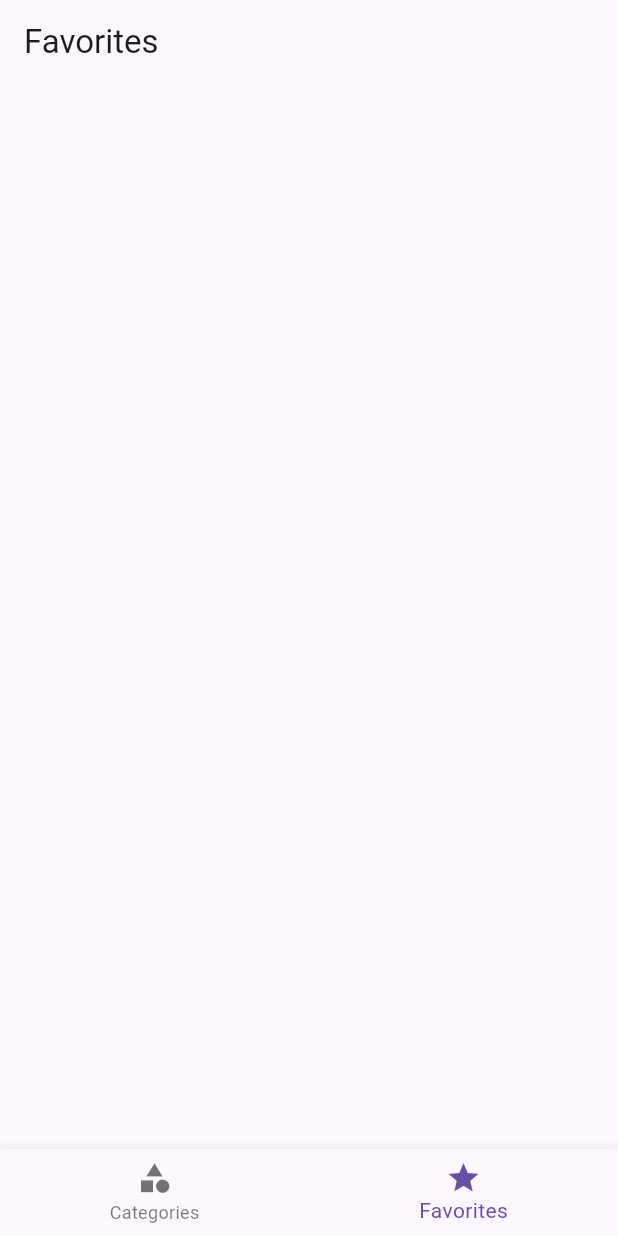
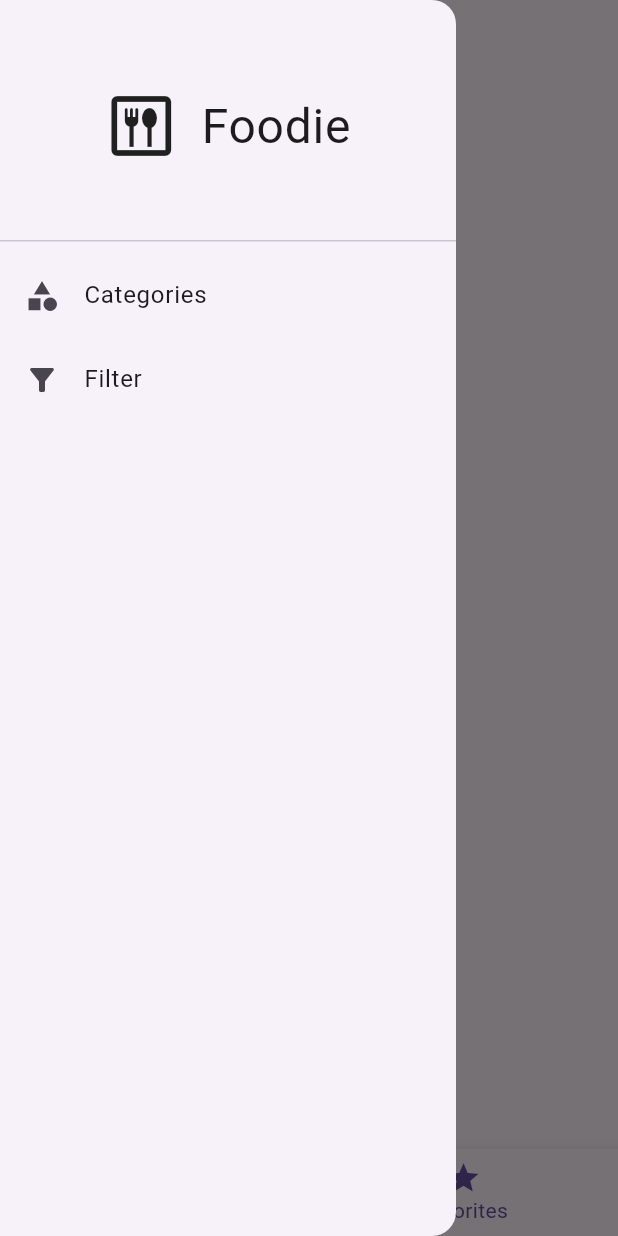
Before and after one commit to maheshwari-ashutosh/foodie-app, a Flutter app: the screen it shows after launch, item 2 of the bottom bar chosen, with the side drawer open (before the commit the screen has no drawer), on a phone screen of 412 x 824 dp. Run offline on Flutter 3.47's test engine with Material 2 defaults, Android fonts, the phone set to English and light mode, and no system bars; our stand-ins replace flutter_riverpod, transparent_image; network calls fail.

Commit message:
Final Meals app

```diff
--- a/lib/main.dart
+++ b/lib/main.dart
@@ -1,9 +1,13 @@
 import 'package:flutter/material.dart';
+import 'package:flutter_riverpod/flutter_riverpod.dart';
 import 'package:foodie/screens/bottom_navigation_screen.dart';
-import 'package:foodie/screens/categories_screen.dart';
 
 void main() {
-  runApp(const MainApp());
+  runApp(
+    const ProviderScope(
+      child: MainApp(),
+    ),
+  );
 }
 
 class MainApp extends StatelessWidget {
@@ -15,7 +19,7 @@ class MainApp extends StatelessWidget {
       theme: ThemeData(
         useMaterial3: true,
       ),
-      home: BottomNavigationScreen(),
+      home: const BottomNavigationScreen(),
     );
   }
 }
--- /dev/null
+++ b/lib/model/filter.dart
@@ -0,0 +1,6 @@
+class Filter {
+  bool isGlutenFree = false;
+  bool isVegetarian = false;
+  bool isVegan = false;
+  bool isLactoseFree = false;
+}
--- a/lib/model/navigation_item.dart
+++ b/lib/model/navigation_item.dart
@@ -1,8 +1,13 @@
 import 'package:flutter/material.dart';
 
 class NavigationItem {
-  NavigationItem({required this.title, required this.screen});
+  NavigationItem({
+    required this.index,
+    required this.title,
+    required this.screen,
+  });
 
   final String title;
   final Widget screen;
+  final int index;
 }
--- a/lib/screens/bottom_navigation_screen.dart
+++ b/lib/screens/bottom_navigation_screen.dart
@@ -1,50 +1,83 @@
 import 'package:flutter/material.dart';
+import 'package:flutter_riverpod/flutter_riverpod.dart';
 import 'package:foodie/model/navigation_item.dart';
 import 'package:foodie/screens/categories_screen.dart';
+import 'package:foodie/screens/filters_screen.dart';
 import 'package:foodie/screens/meals_screen.dart';
-import 'package:foodie/test-data/meals_test_data.dart';
 import 'package:foodie/utils/meals.dart';
+import 'package:foodie/widgets/main_drawer.dart';
 
-class BottomNavigationScreen extends StatefulWidget {
+class BottomNavigationScreen extends ConsumerStatefulWidget {
   const BottomNavigationScreen({super.key});
 
   @override
-  State<BottomNavigationScreen> createState() => _BottomNavigationScreenState();
+  ConsumerState<BottomNavigationScreen> createState() =>
+      _BottomNavigationScreenState();
 }
 
-class _BottomNavigationScreenState extends State<BottomNavigationScreen> {
-  int _selectedIndex = 0;
-  var _selectedScreen =
-      NavigationItem(title: "Categories", screen: CategoriesScreen());
+class _BottomNavigationScreenState
+    extends ConsumerState<BottomNavigationScreen> {
+  var _selectedScreen = NavigationItem(
+    index: 0,
+    title: "Categories",
+    screen: CategoriesScreen(),
+  );
 
   _handleNavigate(int index) {
+    final meals = ref.watch(mealsProvider);
     setState(() {
-      _selectedIndex = index;
       if (index == 1) {
         _selectedScreen = NavigationItem(
+          index: index,
           title: "Favorites",
           screen: MealsScreen(
-            meals: mealsList.where((element) => element.isFavorite).toList(),
+            meals: meals.where((element) => element.isFavorite).toList(),
           ),
         );
         return;
       }
-      _selectedScreen =
-          NavigationItem(title: "Categories", screen: CategoriesScreen());
+      _selectedScreen = NavigationItem(
+        index: index,
+        title: "Categories",
+        screen: CategoriesScreen(),
+      );
+    });
+  }
+
+  _setScreen(String identifier) {
+    if (identifier == "categories") {
+      Navigator.of(context).pop();
+      return setState(() {
+        _selectedScreen = NavigationItem(
+          index: 0,
+          title: "Categories",
+          screen: CategoriesScreen(),
+        );
+      });
+    }
+    setState(() {
+      Navigator.of(context).pop();
+      Navigator.push(
+        context,
+        MaterialPageRoute(
+          builder: (screenContext) => const FilterScreen(),
+        ),
+      );
     });
   }
 
   @override
   Widget build(BuildContext context) {
     return Scaffold(
+      drawer: MainDrawer(onSelectTile: _setScreen),
       appBar: AppBar(
         title: Text(_selectedScreen.title),
       ),
       body: _selectedScreen.screen,
       bottomNavigationBar: BottomNavigationBar(
-        currentIndex: _selectedIndex,
+        currentIndex: _selectedScreen.index,
         onTap: _handleNavigate,
-        items: [
+        items: const [
           BottomNavigationBarItem(
             icon: Icon(Icons.category),
             label: "Categories",
--- a/lib/screens/meal_detail_screen.dart
+++ b/lib/screens/meal_detail_screen.dart
@@ -20,7 +20,10 @@ class MealDetailScreen extends StatelessWidget {
       ),
       body: ListView(
         children: [
-          MealCard(meal: meal, shouldPreventNavigation: true),
+          Hero(
+            tag: meal.id,
+            child: MealCard(meal: meal, shouldPreventNavigation: true),
+          ),
           const SizedBox(
             height: 16,
           ),
--- a/lib/screens/meals_screen.dart
+++ b/lib/screens/meals_screen.dart
@@ -1,18 +1,25 @@
 import 'package:flutter/material.dart';
+import 'package:flutter_riverpod/flutter_riverpod.dart';
 import 'package:foodie/model/meal.dart';
+import 'package:foodie/utils/meals.dart';
 import 'package:foodie/widgets/meal_card.dart';
 
-class MealsScreen extends StatelessWidget {
+class MealsScreen extends ConsumerWidget {
   const MealsScreen({super.key, this.title, required this.meals});
 
   final String? title;
   final List<Meal> meals;
 
   @override
-  Widget build(BuildContext context) {
+  Widget build(BuildContext context, WidgetRef ref) {
     final bodyContent = ListView(
       children: [
-        for (final meal in meals) MealCard(key: ValueKey(meal.id), meal: meal)
+        for (final meal in meals)
+          Hero(
+            tag: meal.id,
+            key: ValueKey(meal.id),
+            child: MealCard(meal: meal),
+          ),
       ],
     );
     if (title != null) {
--- /dev/null
+++ b/lib/utils/filter.dart
@@ -0,0 +1,7 @@
+import 'package:foodie/model/filter.dart';
+
+final filter = Filter();
+
+Filter getFilter() {
+  return filter;
+}
--- a/lib/utils/meals.dart
+++ b/lib/utils/meals.dart
@@ -1,7 +1,9 @@
+import 'package:flutter_riverpod/flutter_riverpod.dart';
 import 'package:foodie/model/meal.dart';
 import 'package:foodie/test-data/meals_test_data.dart';
+import 'package:foodie/utils/filter.dart';
 
-final List<Meal> mealsList = meals
+final List<Meal> _mealsList = meals
     .map((meal) => Meal(
           categories: meal["categories"],
           title: meal["title"],
@@ -24,6 +26,30 @@ final List<Meal> mealsList = meals
         ))
     .toList();
 
-List<Meal> getMealsList() {
-  return mealsList;
+class MealsNotifier extends StateNotifier<List<Meal>> {
+  MealsNotifier() : super(_getMealsList());
+
+  setFavorite(Meal meal) {
+    meal.isFavorite = true;
+    state = [...state];
+  }
+
+  removeFavorite(Meal meal) {
+    meal.isFavorite = false;
+    state = [...state];
+  }
 }
+
+final mealsProvider =
+    StateNotifierProvider<MealsNotifier, List<Meal>>((ref) => MealsNotifier());
+
+List<Meal> _getMealsList() {
+  final filter = getFilter();
+  return _mealsList.where((meal) {
+    if (filter.isGlutenFree && !meal.isGlutenFree) return false;
+    if (filter.isLactoseFree && !meal.isLactoseFree) return false;
+    if (filter.isVegan && !meal.isVegan) return false;
+    if (filter.isVegetarian && !meal.isVegetarian) return false;
+    return true;
+  }).toList();
+}
--- /dev/null
+++ b/lib/widgets/main_drawer.dart
@@ -0,0 +1,54 @@
+import 'package:flutter/material.dart';
+
+class MainDrawer extends StatelessWidget {
+  final void Function(String identifier) onSelectTile;
+
+  const MainDrawer({super.key, required this.onSelectTile});
+
+  @override
+  Widget build(BuildContext context) {
+    return Drawer(
+      child: Column(
+        children: [
+          const DrawerHeader(
+            child: Row(
+              mainAxisAlignment: MainAxisAlignment.center,
+              crossAxisAlignment: CrossAxisAlignment.center,
+              children: [
+                Icon(
+                  Icons.dining_outlined,
+                  size: 48,
+                ),
+                SizedBox(
+                  width: 16,
+                ),
+                Text(
+                  "Foodie",
+                  style: TextStyle(fontSize: 32),
+                ),
+              ],
+            ),
+          ),
+          Column(
+            children: [
+              ListTile(
+                title: const Text("Categories"),
+                leading: const Icon(Icons.category),
+                onTap: () {
+                  onSelectTile("categories");
+                },
+              ),
+              ListTile(
+                title: const Text("Filter"),
+                leading: const Icon(Icons.filter_alt),
+                onTap: () {
+                  onSelectTile("filter");
+                },
+              ),
+            ],
+          ),
+        ],
+      ),
+    );
+  }
+}
--- a/pubspec.yaml
+++ b/pubspec.yaml
@@ -9,6 +9,7 @@ environment:
 dependencies:
   flutter:
     sdk: flutter
+  flutter_riverpod: ^2.4.4
   google_fonts: ^6.1.0
   transparent_image: ^2.0.1
   uuid: ^4.1.0
```
Also changed, not shown: lib/screens/filters_screen.dart (added, +66 -0 lines), lib/widgets/category_card.dart (+7 -5 lines), lib/widgets/meal_card.dart (+10 -5 lines), pubspec.lock.
